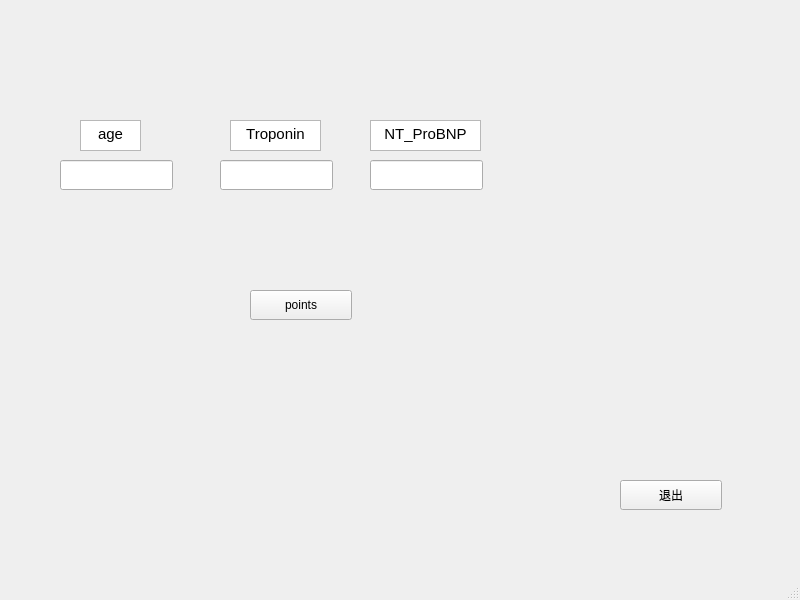
Old version of the form matrix_visualization/points_gui.ui in the repository TouchDeeper/pyTool.
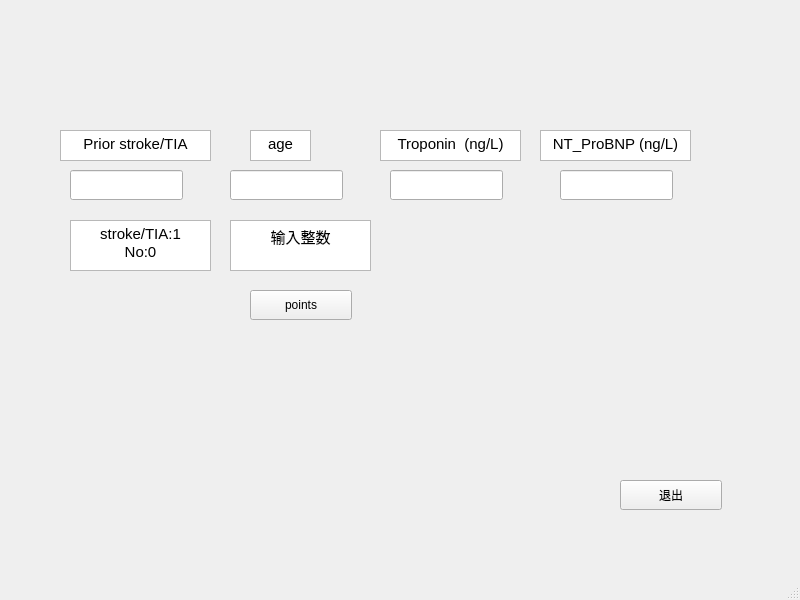
New version of the form.

Commit message: add the stroke points

Diff of the .ui file:
```diff
--- a/matrix_visualization/points_gui.ui
+++ b/matrix_visualization/points_gui.ui
@@ -30,8 +30,8 @@
    <widget class="QLineEdit" name="age_lineEdit">
     <property name="geometry">
      <rect>
-      <x>60</x>
-      <y>160</y>
+      <x>230</x>
+      <y>170</y>
       <width>113</width>
       <height>30</height>
      </rect>
@@ -40,8 +40,8 @@
    <widget class="QTextEdit" name="textEdit">
     <property name="geometry">
      <rect>
-      <x>80</x>
-      <y>120</y>
+      <x>250</x>
+      <y>130</y>
       <width>61</width>
       <height>31</height>
      </rect>
@@ -57,9 +57,9 @@
    <widget class="QTextEdit" name="textEdit_2">
     <property name="geometry">
      <rect>
-      <x>230</x>
-      <y>120</y>
-      <width>91</width>
+      <x>380</x>
+      <y>130</y>
+      <width>141</width>
       <height>31</height>
      </rect>
     </property>
@@ -68,14 +68,14 @@
 &lt;html&gt;&lt;head&gt;&lt;meta name=&quot;qrichtext&quot; content=&quot;1&quot; /&gt;&lt;style type=&quot;text/css&quot;&gt;
 p, li { white-space: pre-wrap; }
 &lt;/style&gt;&lt;/head&gt;&lt;body style=&quot; font-family:'Noto Sans'; font-size:11pt; font-weight:400; font-style:normal;&quot;&gt;
-&lt;p align=&quot;center&quot; style=&quot; margin-top:0px; margin-bottom:0px; margin-left:0px; margin-right:0px; -qt-block-indent:0; text-indent:0px;&quot;&gt;Troponin&lt;/p&gt;&lt;/body&gt;&lt;/html&gt;</string>
+&lt;p align=&quot;center&quot; style=&quot; margin-top:0px; margin-bottom:0px; margin-left:0px; margin-right:0px; -qt-block-indent:0; text-indent:0px;&quot;&gt;Troponin  (ng/L)&lt;/p&gt;&lt;/body&gt;&lt;/html&gt;</string>
     </property>
    </widget>
    <widget class="QLineEdit" name="Troponin_lineEdit">
     <property name="geometry">
      <rect>
-      <x>220</x>
-      <y>160</y>
+      <x>390</x>
+      <y>170</y>
       <width>113</width>
       <height>30</height>
      </rect>
@@ -84,8 +84,8 @@
    <widget class="QLineEdit" name="NT_ProBNP_lineEdit">
     <property name="geometry">
      <rect>
-      <x>370</x>
-      <y>160</y>
+      <x>560</x>
+      <y>170</y>
       <width>113</width>
       <height>30</height>
      </rect>
@@ -94,9 +94,9 @@
    <widget class="QTextEdit" name="textEdit_3">
     <property name="geometry">
      <rect>
-      <x>370</x>
-      <y>120</y>
-      <width>111</width>
+      <x>540</x>
+      <y>130</y>
+      <width>151</width>
       <height>31</height>
      </rect>
     </property>
@@ -105,7 +105,7 @@
 &lt;html&gt;&lt;head&gt;&lt;meta name=&quot;qrichtext&quot; content=&quot;1&quot; /&gt;&lt;style type=&quot;text/css&quot;&gt;
 p, li { white-space: pre-wrap; }
 &lt;/style&gt;&lt;/head&gt;&lt;body style=&quot; font-family:'Noto Sans'; font-size:11pt; font-weight:400; font-style:normal;&quot;&gt;
-&lt;p align=&quot;center&quot; style=&quot; margin-top:0px; margin-bottom:0px; margin-left:0px; margin-right:0px; -qt-block-indent:0; text-indent:0px;&quot;&gt;NT_ProBNP&lt;/p&gt;&lt;/body&gt;&lt;/html&gt;</string>
+&lt;p align=&quot;center&quot; style=&quot; margin-top:0px; margin-bottom:0px; margin-left:0px; margin-right:0px; -qt-block-indent:0; text-indent:0px;&quot;&gt;NT_ProBNP (ng/L)&lt;/p&gt;&lt;/body&gt;&lt;/html&gt;</string>
     </property>
    </widget>
    <widget class="QPushButton" name="points_button">
@@ -124,6 +124,68 @@
      <string>points</string>
     </property>
    </widget>
+   <widget class="QLineEdit" name="stroke_lineEdit">
+    <property name="geometry">
+     <rect>
+      <x>70</x>
+      <y>170</y>
+      <width>113</width>
+      <height>30</height>
+     </rect>
+    </property>
+   </widget>
+   <widget class="QTextEdit" name="textEdit_4">
+    <property name="geometry">
+     <rect>
+      <x>60</x>
+      <y>130</y>
+      <width>151</width>
+      <height>31</height>
+     </rect>
+    </property>
+    <property name="html">
+     <string>&lt;!DOCTYPE HTML PUBLIC &quot;-//W3C//DTD HTML 4.0//EN&quot; &quot;http://www.w3.org/TR/REC-html40/strict.dtd&quot;&gt;
+&lt;html&gt;&lt;head&gt;&lt;meta name=&quot;qrichtext&quot; content=&quot;1&quot; /&gt;&lt;style type=&quot;text/css&quot;&gt;
+p, li { white-space: pre-wrap; }
+&lt;/style&gt;&lt;/head&gt;&lt;body style=&quot; font-family:'Noto Sans'; font-size:11pt; font-weight:400; font-style:normal;&quot;&gt;
+&lt;p align=&quot;center&quot; style=&quot; margin-top:0px; margin-bottom:0px; margin-left:0px; margin-right:0px; -qt-block-indent:0; text-indent:0px;&quot;&gt;Prior stroke/TIA&lt;/p&gt;&lt;/body&gt;&lt;/html&gt;</string>
+    </property>
+   </widget>
+   <widget class="QTextEdit" name="textEdit_5">
+    <property name="geometry">
+     <rect>
+      <x>70</x>
+      <y>220</y>
+      <width>141</width>
+      <height>51</height>
+     </rect>
+    </property>
+    <property name="html">
+     <string>&lt;!DOCTYPE HTML PUBLIC &quot;-//W3C//DTD HTML 4.0//EN&quot; &quot;http://www.w3.org/TR/REC-html40/strict.dtd&quot;&gt;
+&lt;html&gt;&lt;head&gt;&lt;meta name=&quot;qrichtext&quot; content=&quot;1&quot; /&gt;&lt;style type=&quot;text/css&quot;&gt;
+p, li { white-space: pre-wrap; }
+&lt;/style&gt;&lt;/head&gt;&lt;body style=&quot; font-family:'Noto Sans'; font-size:11pt; font-weight:400; font-style:normal;&quot;&gt;
+&lt;p align=&quot;center&quot; style=&quot; margin-top:0px; margin-bottom:0px; margin-left:0px; margin-right:0px; -qt-block-indent:0; text-indent:0px;&quot;&gt;stroke/TIA:1&lt;/p&gt;
+&lt;p align=&quot;center&quot; style=&quot; margin-top:0px; margin-bottom:0px; margin-left:0px; margin-right:0px; -qt-block-indent:0; text-indent:0px;&quot;&gt;No:0&lt;/p&gt;&lt;/body&gt;&lt;/html&gt;</string>
+    </property>
+   </widget>
+   <widget class="QTextEdit" name="textEdit_6">
+    <property name="geometry">
+     <rect>
+      <x>230</x>
+      <y>220</y>
+      <width>141</width>
+      <height>51</height>
+     </rect>
+    </property>
+    <property name="html">
+     <string>&lt;!DOCTYPE HTML PUBLIC &quot;-//W3C//DTD HTML 4.0//EN&quot; &quot;http://www.w3.org/TR/REC-html40/strict.dtd&quot;&gt;
+&lt;html&gt;&lt;head&gt;&lt;meta name=&quot;qrichtext&quot; content=&quot;1&quot; /&gt;&lt;style type=&quot;text/css&quot;&gt;
+p, li { white-space: pre-wrap; }
+&lt;/style&gt;&lt;/head&gt;&lt;body style=&quot; font-family:'Noto Sans'; font-size:11pt; font-weight:400; font-style:normal;&quot;&gt;
+&lt;p align=&quot;center&quot; style=&quot; margin-top:0px; margin-bottom:0px; margin-left:0px; margin-right:0px; -qt-block-indent:0; text-indent:0px;&quot;&gt;输入整数&lt;/p&gt;&lt;/body&gt;&lt;/html&gt;</string>
+    </property>
+   </widget>
   </widget>
   <widget class="QMenuBar" name="menubar">
    <property name="geometry">
```
The commit also changes 4 other files.
